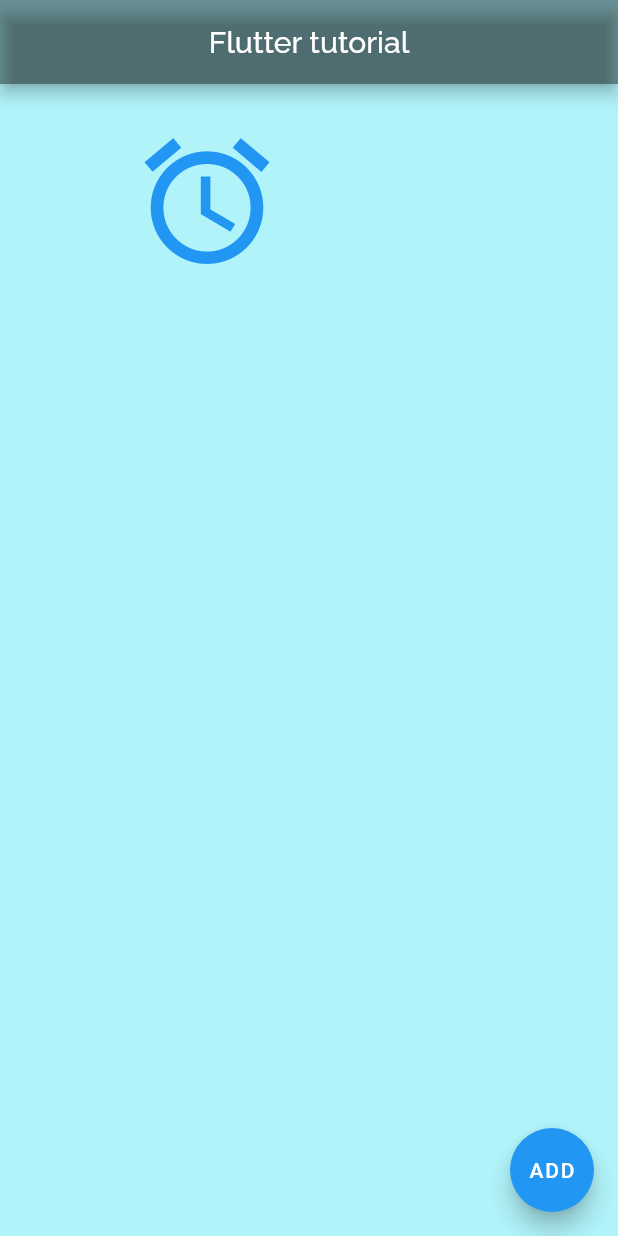
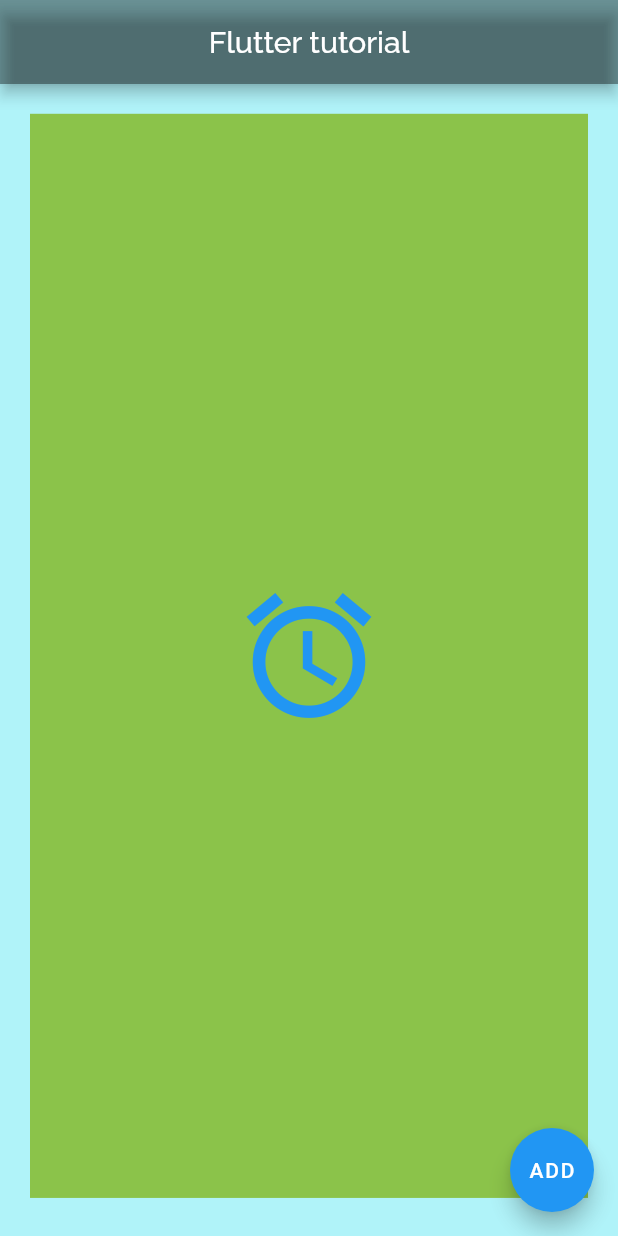
Before and after one commit to HarakaRisasi/flutter_and_python, a Flutter app: the screen it shows after launch, on a phone screen of 412 x 824 dp. Run offline on Flutter 3.47's test engine with Material 2 defaults, Android fonts, the phone set to English and light mode, and no system bars; our stand-ins replace google_fonts.

Commit message:
Разбрался с тем:
- как работае виджет Container.
- какие настройки внутри него можно использовать для того чтобы повлиять на виджет помещенный в данный контейнер.

```diff
--- a/hello_world/flutter_app/lib/main.dart
+++ b/hello_world/flutter_app/lib/main.dart
@@ -1,3 +1,4 @@
+import 'package:flutter/cupertino.dart';
 import 'package:flutter/material.dart';
 import 'package:google_fonts/google_fonts.dart';
 import 'package:flutter_app/customIcons.dart';
@@ -36,11 +37,14 @@ class _MyHomePageState extends State<MyHomePage> {
         centerTitle: true,
         backgroundColor: Colors.black38,
       ),
-      body: Padding(
-        // Padding - будет по 100 со всех сторон.
-        // padding: EdgeInsets.all(100) ,
-        // Padding fromLTRB - указывает расстояние со всех сторон.
-        padding: EdgeInsets.fromLTRB(80, 20, 80, 20),
+      body: Container(
+        color: Colors.lightGreen[500],
+        // height: 300,
+        // width: 300,
+        alignment: Alignment.center,
+        margin: EdgeInsets.all(20),
+        padding: EdgeInsets.all(50),
+        transform: Matrix4.rotationX(.12),
         child: IconButton(
           icon: Icon(
             MyFlutterApp.access_alarm,
@@ -53,7 +57,7 @@ class _MyHomePageState extends State<MyHomePage> {
           onPressed: () {
             print("Button has been pressed.");
           },
-        ),
+        )
       ),
       floatingActionButton: FloatingActionButton(
         child: Text("ADD"),
```
